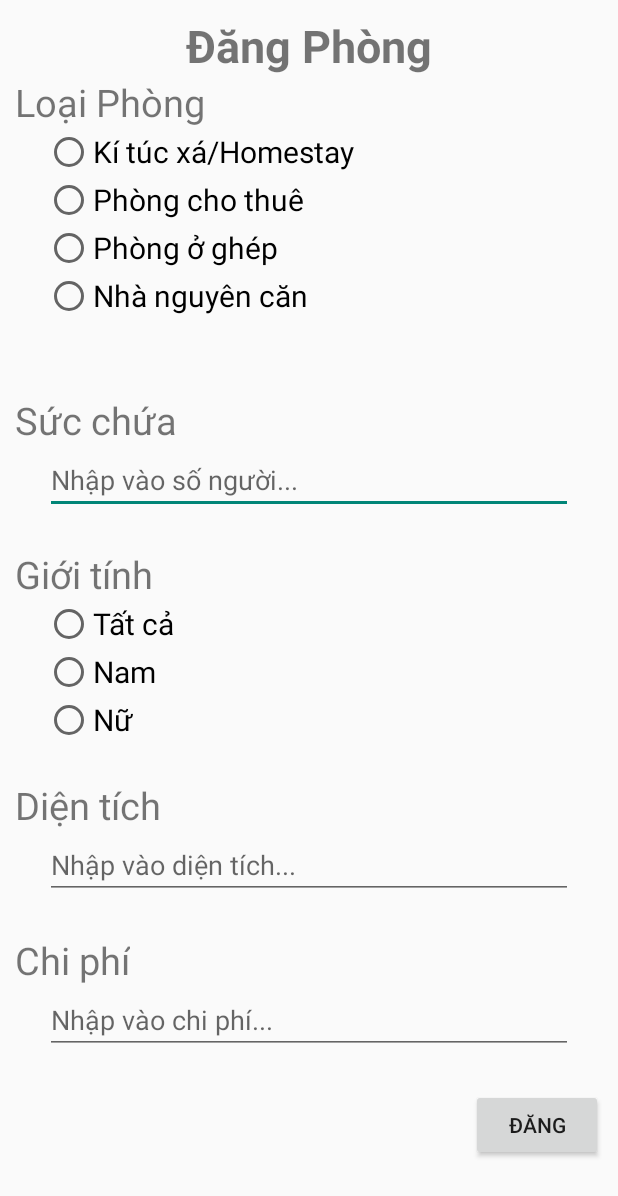
After one commit to dangtuanphong238/Project_TimPhongTro_Nhom4, an Android app: the PostRoomActivity screen opened directly, with no data from a screen before it, on a phone screen of 412 x 824 dp. The commit adds this screen. Shown: the top 1196 px of the screen. Run offline under Robolectric (Android 15) with nearby library versions, the phone set to English and light mode, and no system bars; our stand-ins replace Firebase (no records; nobody signed in at launch, a user with empty details on screens opened directly).

Commit message:
Dang Phong update Logout , Chức năng đăng phòng lên firebase

```diff
--- a/app/build.gradle
+++ b/app/build.gradle
@@ -29,4 +29,7 @@ dependencies {
     androidTestImplementation 'androidx.test.espresso:espresso-core:3.2.0'
     implementation 'com.google.firebase:firebase-auth:19.3.2'
     implementation 'com.google.android.gms:play-services-auth:18.0.0'
+    implementation 'com.google.firebase:firebase-database:19.2.0'
+    implementation 'com.firebaseui:firebase-ui-database:6.2.0'
+    implementation 'com.google.android.material:material:1.0.0'
 }
--- a/app/src/main/java/com/example/timphongtro/LogoutActivity.java
+++ b/app/src/main/java/login_logout_register/LogoutActivity.java
@@ -1,9 +1,10 @@
-package com.example.timphongtro;
+package login_logout_register;
 
 import android.content.Intent;
 import android.os.Bundle;
 import android.view.View;
 import android.widget.Button;
+import android.widget.TextView;
 
 import androidx.appcompat.app.AppCompatActivity;
 
@@ -19,6 +20,7 @@ public class LogoutActivity extends AppCompatActivity {
         setContentView(R.layout.activity_logout);
         btnLogout = findViewById(R.id.btnlogout);
         mAuth = FirebaseAuth.getInstance();
+
         btnLogout.setOnClickListener(new View.OnClickListener() {
             @Override
             public void onClick(View v) {
--- a/app/src/main/java/com/example/timphongtro/RegisterActivity.java
+++ b/app/src/main/java/login_logout_register/RegisterActivity.java
@@ -1,4 +1,4 @@
-package com.example.timphongtro;
+package login_logout_register;
 
 import androidx.annotation.NonNull;
 import androidx.appcompat.app.AppCompatActivity;
@@ -13,6 +13,7 @@ import android.widget.TextView;
 import android.widget.Toast;
 
 import com.example.testgooglelogin.R;
+import com.example.timphongtro.MainActivity;
 import com.google.android.gms.tasks.OnCompleteListener;
 import com.google.android.gms.tasks.Task;
 import com.google.firebase.auth.AuthResult;
--- /dev/null
+++ b/app/src/main/java/post_room/PostRoomActivity.java
@@ -0,0 +1,127 @@
+package post_room;
+
+import android.os.Bundle;
+import android.util.Log;
+import android.view.LayoutInflater;
+import android.view.View;
+import android.view.ViewGroup;
+import android.widget.Button;
+import android.widget.EditText;
+import android.widget.RadioButton;
+import android.widget.Toast;
+
+import androidx.annotation.NonNull;
+import androidx.annotation.Nullable;
+import androidx.appcompat.app.AppCompatActivity;
+import androidx.recyclerview.widget.LinearLayoutManager;
+import androidx.recyclerview.widget.RecyclerView;
+
+import com.example.testgooglelogin.R;
+
+import com.firebase.ui.database.FirebaseRecyclerAdapter;
+import com.firebase.ui.database.FirebaseRecyclerOptions;
+import com.google.firebase.database.DatabaseReference;
+import com.google.firebase.database.FirebaseDatabase;
+
+public class PostRoomActivity extends AppCompatActivity {
+    RadioButton rdKTX,rdPhongChoThue,rdPhongOGhep, rdNhaNguyenCan, rdTatCa, rdNam, rdNu;
+    EditText edtSucChua, edtDienTich, edtChiPhi;
+    Button btnDang;
+    DatabaseReference ref;
+    private FirebaseRecyclerOptions<model> options;
+    private FirebaseRecyclerAdapter<model, MyViewHolder>adapter;
+    private RecyclerView recyclerView;
+    @Override
+    protected void onCreate(@Nullable Bundle savedInstanceState) {
+        super.onCreate(savedInstanceState);
+        setContentView(R.layout.activity_post_room);
+
+        anhXa();
+
+//        recyclerView = findViewById(R.id.recyclerView);
+//        recyclerView.setHasFixedSize(true);
+//        recyclerView.setLayoutManager(new LinearLayoutManager(this));
+
+        ref = FirebaseDatabase.getInstance().getReference().child("Rooms");
+
+        btnDang.setOnClickListener(new View.OnClickListener() {
+            @Override
+            public void onClick(View v) {
+                //get data Loai phòng
+                String loaiPhong= "";
+                if(rdKTX.isChecked()) loaiPhong = rdKTX.getText().toString();
+                else if(rdPhongChoThue.isChecked()) loaiPhong = rdPhongChoThue.getText().toString();
+                else if(rdPhongOGhep.isChecked()) loaiPhong = rdPhongOGhep.getText().toString();
+                else if(rdNhaNguyenCan.isChecked()) loaiPhong = rdNhaNguyenCan.getText().toString();
+
+                //get data Giới tính
+                String gioiTinh= "";
+                if(rdTatCa.isChecked()) gioiTinh = rdTatCa.getText().toString();
+                else if(rdNam.isChecked()) gioiTinh = rdNam.getText().toString();
+                else if(rdNu.isChecked()) gioiTinh = rdNu.getText().toString();
+
+                double dienTich = Double.parseDouble(edtDienTich.getText().toString());
+                double chiPhi = Double.parseDouble(edtChiPhi.getText().toString());
+                int sucChua = Integer.parseInt(edtSucChua.getText().toString());
+
+                String key = ref.push().getKey();
+                ref.child(key).child("loaiphong").setValue(loaiPhong);
+                ref.child(key).child("succhua").setValue(sucChua);
+                ref.child(key).child("gioitinh").setValue(gioiTinh);
+                ref.child(key).child("dientich").setValue(dienTich);
+                ref.child(key).child("chiphi").setValue(chiPhi);
+            }
+        });
+
+//        options = new FirebaseRecyclerOptions.Builder<model>().setQuery(ref, model.class).build();
+//        adapter = new FirebaseRecyclerAdapter<model, MyViewHolder>(options) {
+//            @Override
+//            protected void onBindViewHolder(@NonNull MyViewHolder holder, int position, @NonNull model model) {
+//  //              holder.txtName.setText(model.getName());
+//  //             holder.txtAge.setText(model.getAge());
+//                holder.edtDienTich.setText((int) model.getDienTich());
+//                holder.edtSucChua.setText(model.getSucChua());
+//                holder.edtChiPhi.setText((int) model.getChiPhi());
+//
+//            }
+//
+//            @NonNull
+//            @Override
+//            public MyViewHolder onCreateViewHolder(@NonNull ViewGroup parent, int viewType) {
+//                View v = LayoutInflater.from(parent.getContext()).inflate(R.layout.single_view_layout,parent,false);
+//                return new MyViewHolder(v);
+//            }
+//        };
+//
+//        adapter.startListening();
+//        recyclerView.setAdapter(adapter);
+    }
+
+    private RadioButton isCheckLoaiPhong()
+    {
+        if(rdKTX.isChecked()) return rdKTX;
+        else if(rdPhongChoThue.isChecked()) return  rdPhongChoThue;
+        else if(rdPhongOGhep.isChecked()) return  rdPhongOGhep;
+        else if(rdNhaNguyenCan.isChecked()) return  rdNhaNguyenCan;
+
+        return rdKTX;
+    }
+
+    private void anhXa()
+    {
+
+        rdKTX = findViewById(R.id.rdKTX);
+        rdPhongChoThue = findViewById(R.id.rdPhongChoThue);
+        rdPhongOGhep = findViewById(R.id.rdPhongOGhep);
+        rdNhaNguyenCan = findViewById(R.id.rdNhaNguyenCan);
+        edtChiPhi = findViewById(R.id.edtChiPhi);
+        edtDienTich = findViewById(R.id.edtDienTich);
+        edtSucChua = findViewById(R.id.edtSucChua);
+        rdTatCa = findViewById(R.id.rdTatCa);
+        rdNam = findViewById(R.id.rdNam);
+        rdNu = findViewById(R.id.rdNu);
+        btnDang = findViewById(R.id.btnDang);
+    }
+
+
+}
--- a/app/src/main/res/layout/activity_login.xml
+++ b/app/src/main/res/layout/activity_login.xml
@@ -5,7 +5,7 @@
     android:layout_width="match_parent"
     android:layout_height="match_parent"
     android:background="@drawable/bb"
-    tools:context=".LoginActivity">
+    tools:context="login_logout_register.LoginActivity">
 
 
     <TextView
@@ -32,7 +32,7 @@
         android:drawablePadding="10dp"
         android:ems="10"
         android:hint="******"
-        android:inputType="textPersonName"
+        android:inputType="textPassword"
         android:paddingLeft="20dp"
         android:paddingTop="10dp"
         android:paddingRight="10dp"
--- /dev/null
+++ b/app/src/main/res/layout/activity_post_room.xml
@@ -0,0 +1,184 @@
+<?xml version="1.0" encoding="utf-8"?>
+<LinearLayout xmlns:android="http://schemas.android.com/apk/res/android"
+    xmlns:tools="http://schemas.android.com/tools"
+    android:layout_width="match_parent"
+    android:layout_height="match_parent"
+    android:layout_margin="10dp"
+    android:orientation="vertical"
+    android:weightSum="10"
+    tools:context="post_room.PostRoomActivity">
+
+    <TextView
+        android:layout_width="wrap_content"
+        android:layout_height="wrap_content"
+        android:layout_gravity="center"
+        android:text="Đăng Phòng"
+        android:textSize="30sp"
+        android:textStyle="bold" />
+
+    <LinearLayout
+        android:layout_width="match_parent"
+        android:layout_height="wrap_content"
+        android:orientation="vertical"
+        android:layout_weight="3">
+
+        <TextView
+            android:layout_width="wrap_content"
+            android:layout_height="wrap_content"
+            android:text="Loại Phòng"
+            android:textSize="25sp" />
+
+        <RadioGroup
+            android:layout_width="match_parent"
+            android:layout_height="0dp"
+            android:layout_marginLeft="20dp"
+            android:layout_weight="3"
+            android:orientation="vertical">
+
+            <RadioButton
+                android:id="@+id/rdKTX"
+                android:layout_width="wrap_content"
+                android:layout_height="wrap_content"
+                android:text="Kí túc xá/Homestay"
+                android:textSize="20sp" />
+
+            <RadioButton
+                android:id="@+id/rdPhongChoThue"
+                android:layout_width="wrap_content"
+                android:layout_height="wrap_content"
+                android:text="Phòng cho thuê"
+                android:textSize="20sp" />
+
+            <RadioButton
+                android:id="@+id/rdPhongOGhep"
+                android:layout_width="wrap_content"
+                android:layout_height="wrap_content"
+                android:text="Phòng ở ghép"
+                android:textSize="20sp" />
+
+            <RadioButton
+                android:id="@+id/rdNhaNguyenCan"
+                android:layout_width="wrap_content"
+                android:layout_height="wrap_content"
+                android:text="Nhà nguyên căn"
+                android:textSize="20sp" />
+        </RadioGroup>
+    </LinearLayout>
+
+    <LinearLayout
+        android:layout_width="match_parent"
+        android:layout_height="wrap_content"
+        android:orientation="vertical"
+        android:layout_marginTop="10dp"
+        android:layout_weight="1">
+        <TextView
+            android:layout_width="wrap_content"
+            android:layout_height="wrap_content"
+            android:text="Sức chứa"
+            android:textSize="25sp"/>
+        <EditText
+            android:id="@+id/edtSucChua"
+            android:layout_marginHorizontal="20dp"
+            android:layout_width="match_parent"
+            android:layout_height="wrap_content"
+            android:hint="Nhập vào số người..."/>
+    </LinearLayout>
+
+    <LinearLayout
+        android:layout_width="match_parent"
+        android:layout_height="wrap_content"
+        android:orientation="vertical"
+        android:layout_marginTop="10dp"
+        android:layout_weight="1">
+        <TextView
+            android:layout_width="wrap_content"
+            android:layout_height="wrap_content"
+            android:text="Giới tính"
+            android:textSize="25sp"/>
+        <RadioGroup
+            android:layout_width="match_parent"
+            android:layout_height="0dp"
+            android:layout_marginLeft="20dp"
+            android:layout_weight="3"
+            android:orientation="vertical">
+
+            <RadioButton
+                android:id="@+id/rdTatCa"
+                android:layout_width="wrap_content"
+                android:layout_height="wrap_content"
+                android:text="Tất cả"
+                android:textSize="20sp" />
+
+            <RadioButton
+                android:id="@+id/rdNam"
+                android:layout_width="wrap_content"
+                android:layout_height="wrap_content"
+                android:text="Nam"
+                android:textSize="20sp" />
+
+            <RadioButton
+                android:id="@+id/rdNu"
+                android:layout_width="wrap_content"
+                android:layout_height="wrap_content"
+                android:text="Nữ"
+                android:textSize="20sp" />
+        </RadioGroup>
+    </LinearLayout>
+
+    <LinearLayout
+        android:layout_width="match_parent"
+        android:layout_height="wrap_content"
+        android:layout_marginTop="10dp"
+        android:orientation="vertical"
+        android:layout_weight="1">
+        <TextView
+            android:layout_width="wrap_content"
+            android:layout_height="wrap_content"
+            android:textSize="25sp"
+            android:text="Diện tích"/>
+        <EditText
+
+            android:id="@+id/edtDienTich"
+            android:layout_marginHorizontal="20dp"
+            android:layout_width="match_parent"
+            android:layout_height="wrap_content"
+            android:hint="Nhập vào diện tích..."/>
+    </LinearLayout>
+
+    <LinearLayout
+        android:layout_width="match_parent"
+        android:layout_height="wrap_content"
+        android:layout_marginTop="10dp"
+        android:orientation="vertical"
+        android:layout_weight="1">
+        <TextView
+            android:layout_width="wrap_content"
+            android:layout_height="wrap_content"
+            android:textSize="25sp"
+            android:text="Chi phí"/>
+        <EditText
+            android:id="@+id/edtChiPhi"
+            android:layout_marginHorizontal="20dp"
+            android:layout_width="match_parent"
+            android:layout_height="wrap_content"
+            android:hint="Nhập vào chi phí..."/>
+    </LinearLayout>
+
+    <LinearLayout
+        android:layout_width="match_parent"
+        android:layout_height="wrap_content"
+        android:gravity="right"
+        android:layout_weight="1">
+        <Button
+            android:id="@+id/btnDang"
+            android:layout_marginTop="10dp"
+            android:layout_width="wrap_content"
+            android:layout_height="wrap_content"
+            android:text="Đăng"/>
+    </LinearLayout>
+
+<!--    <androidx.recyclerview.widget.RecyclerView-->
+<!--        android:layout_width="wrap_content"-->
+<!--        android:layout_height="wrap_content"-->
+<!--        android:id="@+id/recyclerView"/>-->
+</LinearLayout>
--- a/app/src/main/res/layout/activity_register.xml
+++ b/app/src/main/res/layout/activity_register.xml
@@ -4,7 +4,7 @@
     xmlns:tools="http://schemas.android.com/tools"
     android:layout_width="match_parent"
     android:layout_height="match_parent"
-    tools:context=".RegisterActivity"
+    tools:context="login_logout_register.RegisterActivity"
     android:background="@drawable/bb">
 
     <TextView
```
Also changed, not shown: app/src/main/AndroidManifest.xml (+7 -5 lines), app/src/main/java/chat_real_time/MessageActivity.java (added, +16 -0 lines), app/src/main/java/com/example/timphongtro/MainActivity.java (+41 -1 lines), app/src/main/java/login_logout_register/LoginActivity.java (renamed from app/src/main/java/com/example/timphongtro/LoginActivity.java, +4 -5 lines), app/src/main/java/post_room/MyViewHolder.java (added, +34 -0 lines), app/src/main/java/post_room/model.java (added, +44 -0 lines), app/src/main/res/layout/activity_logout.xml (+24 -6 lines), app/src/main/res/layout/activity_main.xml (+42 -7 lines), app/src/main/res/layout/activity_message.xml (added, +9 -0 lines), app/src/main/res/layout/single_view_layout.xml (added, +25 -0 lines).
